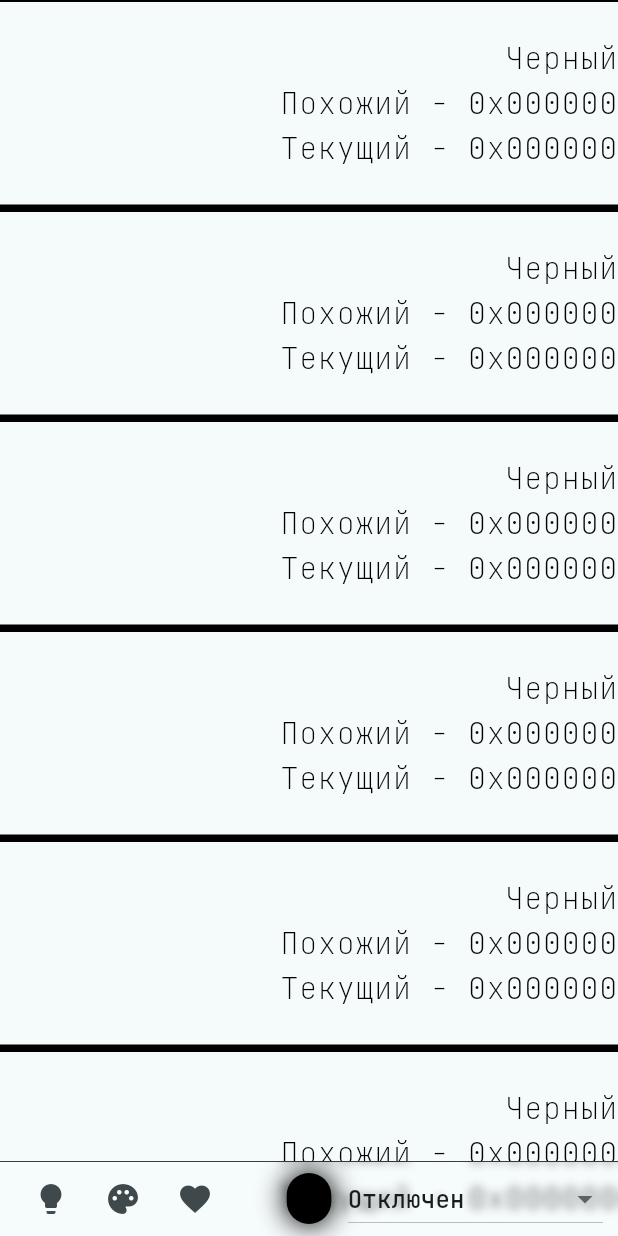
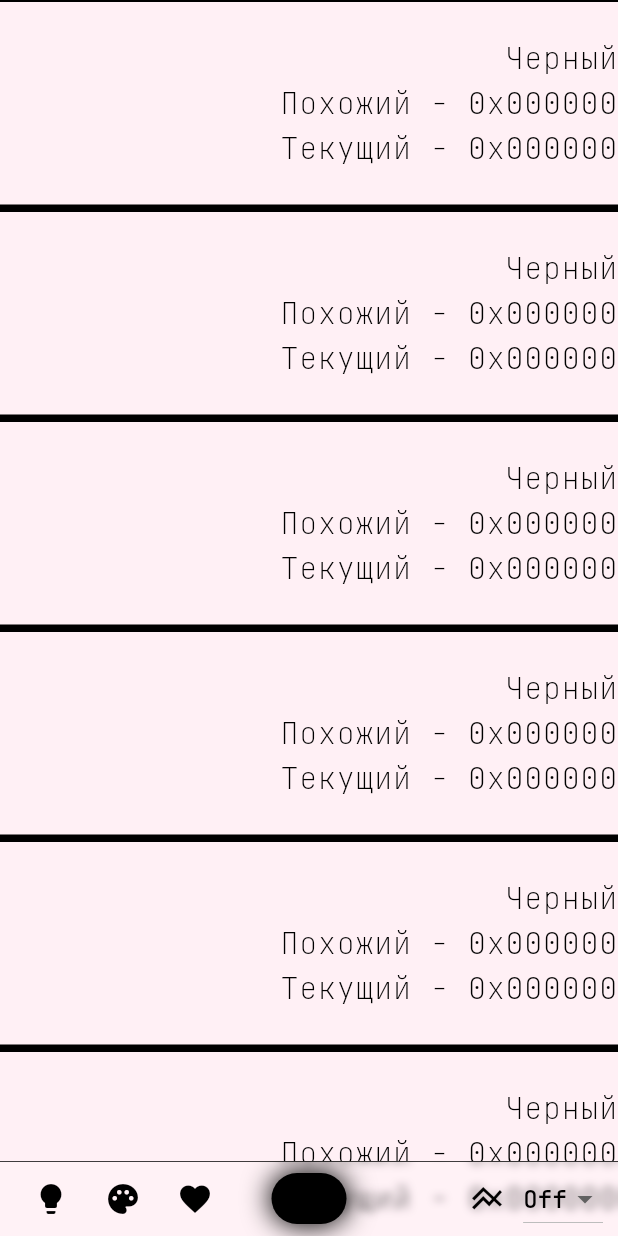
Before and after one commit to RossHS/light_house, a Flutter app: the screen it shows after launch, on a phone screen of 412 x 824 dp. Run offline on Flutter 3.47's test engine with Material 3 defaults, Android fonts, the phone set to English and light mode, and no system bars; our stand-ins replace flutter_colorpicker, flutter_mobx, get_it, hive, hive_flutter, logger and 2 more; missing offline and left inert: flutter_reactive_ble, widgetbook, widgetbook_annotation; accounts and stored records are empty; generated files the repository leaves out were written again.

Commit message:
Change AppTheme, create new controller and widget

```diff
--- a/lib/main.dart
+++ b/lib/main.dart
@@ -1,17 +1,21 @@
 import 'package:flutter/material.dart';
+import 'package:flutter_mobx/flutter_mobx.dart';
 import 'package:get_it/get_it.dart';
 import 'package:hive_flutter/hive_flutter.dart';
+import 'package:light_house/src/controllers/additions/app_theme_controller.dart';
 import 'package:light_house/src/controllers/additions/my_colors_controller.dart';
 import 'package:light_house/src/controllers/core/brightness_controller.dart';
 import 'package:light_house/src/controllers/core/play_mode_controller.dart';
 import 'package:light_house/src/controllers/core/rgb_controller.dart';
 import 'package:light_house/src/controllers/core/send_data_controller.dart';
 import 'package:light_house/src/screens/home/home_screen.dart';
+import 'package:light_house/src/utils/app_themes.dart';
+import 'package:shared_preferences/shared_preferences.dart';
 
 void main() async {
   WidgetsFlutterBinding.ensureInitialized();
   await Hive.initFlutter();
-  _diRegisters();
+  await _diRegisters();
   runApp(const MyApp());
 }
 
@@ -20,22 +24,29 @@ class MyApp extends StatelessWidget {
 
   @override
   Widget build(BuildContext context) {
-    return MaterialApp(
-      title: 'Light House',
-      theme: ThemeData(
-        fontFamily: 'JetBrains Mono',
-        colorScheme: ColorScheme.fromSeed(seedColor: Colors.white),
-      ),
-      home: const HomeScreen(),
+    return Observer(
+      builder: (context) {
+        final appThemeController = GetIt.I<AppThemeController>();
+        return MaterialApp(
+          title: 'Light House',
+          themeMode: appThemeController.themeMode,
+          theme: lightTheme,
+          darkTheme: dartTheme,
+          home: const HomeScreen(),
+        );
+      },
     );
   }
 }
 
 /// Регистрация данных в сервис для контроллеров через GetIt
-void _diRegisters() {
+Future<void> _diRegisters() async {
+  final prefs = await SharedPreferences.getInstance();
+  GetIt.I.registerSingleton(prefs);
   GetIt.I.registerSingleton(SendDataController());
   GetIt.I.registerSingleton(RGBController());
   GetIt.I.registerSingleton(BrightnessController());
   GetIt.I.registerSingleton(PlayModeController());
   GetIt.I.registerSingleton(MyColorsController());
+  GetIt.I.registerSingleton(AppThemeController(prefs));
 }
--- a/lib/src/screens/home/home_screen.dart
+++ b/lib/src/screens/home/home_screen.dart
@@ -33,7 +33,6 @@ class _HomeScreenState extends State<HomeScreen> {
                       'Похожий - 0x${(closestColor.closestColor.value & 0xFFFFFF).uint24HexFormat}\n'
                       'Текущий - 0x${color.red.uint8HexFormat}${color.green.uint8HexFormat}${color.blue.uint8HexFormat}',
                   textStyle: Theme.of(context).textTheme.bodyLarge!.copyWith(
-                        color: Colors.black,
                         fontSize: 20,
                         fontWeight: FontWeight.w100,
                       ),
--- a/lib/src/screens/home/widgets/bottom_bar/bottom_bar.dart
+++ b/lib/src/screens/home/widgets/bottom_bar/bottom_bar.dart
@@ -3,6 +3,7 @@ import 'package:flutter_mobx/flutter_mobx.dart';
 import 'package:get_it/get_it.dart';
 import 'package:light_house/src/controllers/core/play_mode_controller.dart';
 import 'package:light_house/src/models/play_mode_models.dart';
+import 'package:light_house/src/screens/home/widgets/bottom_bar/components/app_theme_change_button.dart';
 import 'package:light_house/src/screens/home/widgets/bottom_bar/components/bottom_bar_middle_button.dart';
 import 'package:light_house/src/screens/home/widgets/bottom_bar/components/bottom_bar_mycolor_button.dart';
 import 'package:light_house/src/screens/home/widgets/bottom_bar/components/bottom_custom_popup_button.dart';
@@ -48,7 +49,11 @@ class _BottomBarState extends State<BottomBar> {
                 ],
               ),
               middle: const BottomBarMiddleButton(),
-              trailing: Observer(
+              trailing: Row(
+                mainAxisSize: MainAxisSize.min,
+                children: [
+                  const AppThemeChangeButton(),
+                  Observer(
                     builder: (context) {
                       final playModeController = GetIt.I<PlayModeController>();
                       return DropdownButton<PlayModeBase>(
@@ -56,15 +61,15 @@ class _BottomBarState extends State<BottomBar> {
                         items: const [
                           DropdownMenuItem<PlayModeBase>(
                             value: DisabledPlayMode(),
-                        child: Text('Отключен'),
+                            child: Text('Off'),
                           ),
                           DropdownMenuItem<PlayModeBase>(
                             value: BrightnessPlayMode(),
-                        child: Text('Плавная яркость'),
+                            child: Text('B'),
                           ),
                           DropdownMenuItem<PlayModeBase>(
                             value: ChangeColorPlayMode(),
-                        child: Text('Плавный цвет'),
+                            child: Text('C'),
                           ),
                         ],
                         onChanged: (value) {
@@ -73,6 +78,8 @@ class _BottomBarState extends State<BottomBar> {
                       );
                     },
                   ),
+                ],
+              ),
             ),
           ),
         ),
--- /dev/null
+++ b/lib/src/screens/home/widgets/bottom_bar/components/app_theme_change_button.dart
@@ -0,0 +1,43 @@
+import 'package:flutter/material.dart';
+import 'package:flutter_mobx/flutter_mobx.dart';
+import 'package:get_it/get_it.dart';
+import 'package:light_house/src/controllers/additions/app_theme_controller.dart';
+import 'package:light_house/src/widgets/rotation_switch_widget.dart';
+
+/// Кнопка, которая переключает световую тему приложения
+class AppThemeChangeButton extends StatelessWidget {
+  const AppThemeChangeButton({super.key});
+
+  @override
+  Widget build(BuildContext context) {
+    return Observer(
+      builder: (context) {
+        final themeModeController = GetIt.I<AppThemeController>();
+        final themeMode = themeModeController.themeMode;
+
+        final child = switch (themeMode) {
+          ThemeMode.light => const Icon(
+              key: ValueKey(ThemeMode.light),
+              Icons.light_mode,
+              color: Colors.black,
+            ),
+          ThemeMode.dark => const Icon(
+              key: ValueKey(ThemeMode.dark),
+              Icons.dark_mode,
+              color: Colors.white,
+            ),
+          ThemeMode.system =>const Icon(
+            key: ValueKey(ThemeMode.system),
+            Icons.line_axis,
+          ),
+        };
+        return IconButton(
+          onPressed: themeModeController.setNext,
+          icon: RotationSwitchWidget(
+            child: child,
+          ),
+        );
+      },
+    );
+  }
+}
--- /dev/null
+++ b/lib/src/utils/app_themes.dart
@@ -0,0 +1,54 @@
+import 'package:flutter/material.dart';
+
+/// Здесь собраны все темы приложения
+
+const Color _lPrimary = Color(0xFFFFEC00);
+const Color _lSecondary = Color(0xFFFF55c2);
+const Color _lBackground = Color(0xFFFFF0F5);
+
+final lightTheme = ThemeData(
+  fontFamily: 'JetBrains Mono',
+  colorScheme: const ColorScheme(
+    primary: _lPrimary,
+    primaryContainer: _lPrimary,
+    secondary: _lSecondary,
+    secondaryContainer: _lSecondary,
+    surface: _lBackground,
+    background: _lBackground,
+    error: Color(0xFFB00020),
+    // Цвет текста на основном цвете
+    onPrimary: Colors.black,
+    // Цвет текста на вторичном цвете
+    onSecondary: Colors.black,
+    // Цвет текста на поверхности
+    onSurface: Colors.black,
+    // Цвет текста на фоне
+    onBackground: Colors.black,
+    // Цвет текста ошибки
+    onError: Colors.white,
+    brightness: Brightness.light,
+  ),
+);
+
+const Color _dPrimary = Color(0xFF976ED7);
+const Color _dSecondary = Color(0xFFE67E22);
+const Color _dBackground = Color(0xFF333333);
+
+final dartTheme = ThemeData(
+  fontFamily: 'JetBrains Mono',
+  colorScheme: const ColorScheme(
+    primary: _dPrimary,
+    primaryContainer: _dPrimary,
+    secondary: _dSecondary,
+    secondaryContainer: _dSecondary,
+    surface: _dBackground,
+    background: _dBackground,
+    error: Color(0xFFB00020),
+    onPrimary: Colors.white,
+    onSecondary: Colors.black,
+    onSurface: Colors.white,
+    onBackground: Colors.white,
+    onError: Colors.white,
+    brightness: Brightness.dark,
+  ),
+);
--- /dev/null
+++ b/lib/src/utils/sp_keys.dart
@@ -0,0 +1 @@
+const themeModeKey = 'ThemeMode';
--- a/lib/src/widgets/custom_popup_menu.dart
+++ b/lib/src/widgets/custom_popup_menu.dart
@@ -98,6 +98,7 @@ class _CustomPopupMenuState extends State<CustomPopupMenu> with SingleTickerProv
     if (_overlayEntry != null) return;
     _overlayEntry = OverlayEntry(
       builder: (context) {
+        final theme = Theme.of(context);
         Widget menu = Center(
           child: ConstrainedBox(
             constraints: BoxConstraints(
@@ -113,10 +114,12 @@ class _CustomPopupMenuState extends State<CustomPopupMenu> with SingleTickerProv
                 verticalMargin: widget.verticalMargin,
                 onScreenRectCalculated: (rect) => _menuScreenRect = rect,
               ),
-              // TODO 17.02.2024 - подумать о стиле, мб будем брать из темы контекста?
               child: RepaintBoundary(
                 child: CustomPaint(
-                  foregroundPainter: _CustomLinePainter(animation: _drawAnimation),
+                  foregroundPainter: _CustomLinePainter(
+                    animation: _drawAnimation,
+                    lineColor: theme.colorScheme.onSurface,
+                  ),
                   child: ClipRect(
                     clipper: _RectClipper(animation: _cliperAnimation),
                     child: Material(
@@ -270,11 +273,13 @@ class _MenuLayoutDelegate extends SingleChildLayoutDelegate {
 class _CustomLinePainter extends CustomPainter {
   _CustomLinePainter({
     required this.animation,
+    this.lineColor,
   }) : super(repaint: animation);
 
   final Animation<double> animation;
+  final Color? lineColor;
+
   final _border = Paint()
-    ..color = Colors.black
     ..strokeWidth = 0.5
     ..style = PaintingStyle.stroke;
 
@@ -300,8 +305,8 @@ class _CustomLinePainter extends CustomPainter {
       topPath.lineTo((currentPathLen - size.height).clamp(0, size.width), 0);
     }
 
-    canvas.drawPath(topPath, _border);
-    canvas.drawPath(rightPath, _border);
+    canvas.drawPath(topPath, _border..color = lineColor ?? Colors.black);
+    canvas.drawPath(rightPath, _border..color = lineColor ?? Colors.black);
   }
 
   @override
--- a/lib/src/widgets/glass_box.dart
+++ b/lib/src/widgets/glass_box.dart
@@ -42,15 +42,16 @@ class GlassBox extends StatelessWidget {
 
   @override
   Widget build(BuildContext context) {
+    final theme = Theme.of(context);
     return ClipRect(
       child: BackdropFilter(
         filter: ImageFilter.blur(sigmaX: 3, sigmaY: 3),
         child: DecoratedBox(
           decoration: BoxDecoration(
             color: glassColor.withOpacity(opacity),
-            border: const Border(
+            border: Border(
               top: BorderSide(
-                color: Colors.black,
+                color: theme.colorScheme.onSurface,
                 width: 0.5,
               ),
             ),
--- a/lib/src/widgets/running_text_animation.dart
+++ b/lib/src/widgets/running_text_animation.dart
@@ -41,11 +41,13 @@ class _RunningTextAnimationState extends State<RunningTextAnimation> with Single
 
   @override
   Widget build(BuildContext context) {
+    final theme = Theme.of(context);
     return CustomPaint(
       painter: RunningTextPainter(
         text: widget.text,
         textStyle: widget.textStyle,
         animation: _animation,
+        lineColor: theme.colorScheme.onSurface,
       ),
       // Размер на весь экран
       size: Size.infinite,
@@ -58,11 +60,14 @@ class RunningTextPainter extends CustomPainter {
     required this.text,
     required this.textStyle,
     required this.animation,
+    this.lineColor,
   }) : super(repaint: animation);
 
   final String text;
   final TextStyle textStyle;
   final Animation<double> animation;
+  final Color? lineColor;
+
   final double space = 50;
   final linePaint = Paint()
     ..style = PaintingStyle.stroke
@@ -87,7 +92,11 @@ class RunningTextPainter extends CustomPainter {
         canvas,
         Offset(size.width - textPainter.width, paintHeight),
       );
-      canvas.drawLine(Offset(0, paintHeight - space / 2), Offset(size.width, paintHeight - space / 2), linePaint);
+      canvas.drawLine(
+        Offset(0, paintHeight - space / 2),
+        Offset(size.width, paintHeight - space / 2),
+        linePaint..color = lineColor ?? Colors.black,
+      );
     }
   }
 
--- a/pubspec.yaml
+++ b/pubspec.yaml
@@ -12,6 +12,9 @@ dependencies:
   flutter:
     sdk: flutter
 
+  collection: any
+
+
   cupertino_icons: ^1.0.6
   flutter_colorpicker: ^1.0.3
   flutter_mobx: ^2.2.0+2
@@ -21,6 +24,7 @@ dependencies:
   hive_flutter: ^1.1.0
   logger: ^2.0.2+1
   mobx: ^2.3.0+1
+  shared_preferences: ^2.2.2
   widgetbook: ^3.7.1
   widgetbook_annotation: ^3.1.0
 
```
Also changed, not shown: lib/src/controllers/additions/app_theme_controller.dart (added, +45 -0 lines), lib/src/controllers/additions/app_theme_controller.g.dart (added), pubspec.lock. Lines whose indentation alone changed are shown as unchanged.
